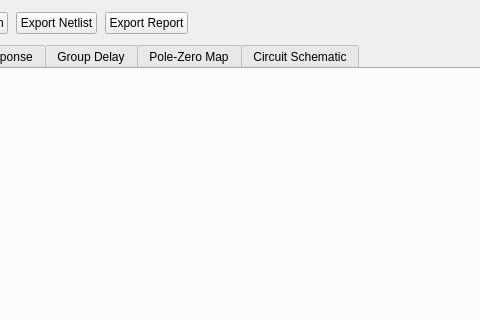
This is mainwindow.ui in oscarys/filter-toolbox as Qt 5 draws it before an edit; both pictures show x 549 to 1029 and y 0 to 320 of the 1280 by 820 pixel window. The edited form follows.
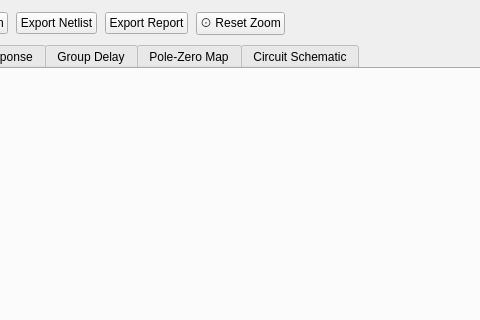
This is the edited form.

Commit message: style: add btnResetZoom colour to light and dark themes

```diff
--- a/mainwindow.ui
+++ b/mainwindow.ui
@@ -327,6 +327,11 @@
            <property name="text"><string>Export Report</string></property>
           </widget>
          </item>
+         <item>
+          <widget class="QPushButton" name="btnResetZoom">
+           <property name="text"><string>⊙ Reset Zoom</string></property>
+          </widget>
+         </item>
          <item>
           <spacer name="horizontalSpacer">
            <property name="orientation"><enum>Qt::Horizontal</enum></property>
```
The commit also changes 3 other files.
